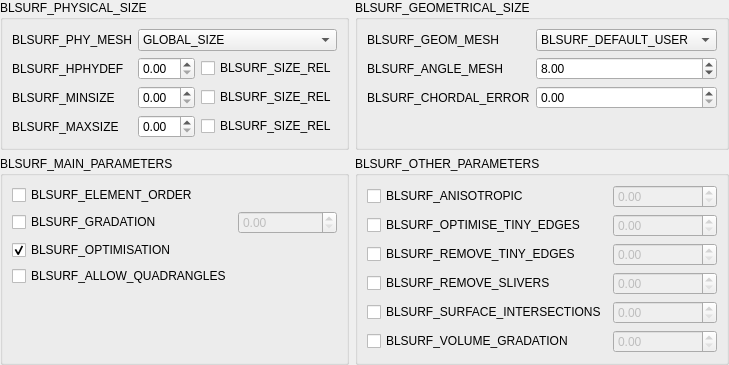
First picture: the form in src/GUI/BLSURFPluginGUI_StdWidget_QTD.ui, repository SalomePlatform/blsurfplugin, before the edit.
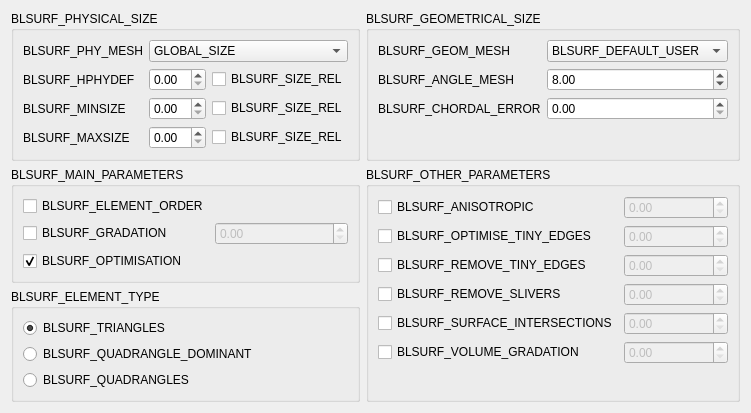
Second picture: the form after the edit. Custom widgets are drawn as their Qt base class.

Commit message: Add full-quadrangles support, available since MeshGems v2.5

```diff
--- a/src/GUI/BLSURFPluginGUI_StdWidget_QTD.ui
+++ b/src/GUI/BLSURFPluginGUI_StdWidget_QTD.ui
@@ -7,23 +7,11 @@
    <rect>
     <x>0</x>
     <y>0</y>
-    <width>667</width>
-    <height>342</height>
+    <width>723</width>
+    <height>399</height>
    </rect>
   </property>
   <layout class="QGridLayout" name="gridLayout_5">
-   <property name="leftMargin">
-    <number>0</number>
-   </property>
-   <property name="topMargin">
-    <number>0</number>
-   </property>
-   <property name="rightMargin">
-    <number>0</number>
-   </property>
-   <property name="bottomMargin">
-    <number>0</number>
-   </property>
    <item row="0" column="0">
     <widget class="QGroupBox" name="groupBox">
      <property name="title">
@@ -167,7 +155,7 @@
          <string>BLSURF_GEOM_MESH_TOOLTIP</string>
         </property>
         <property name="currentText">
-         <string>GLOBAL_SIZE</string>
+         <string>BLSURF_DEFAULT_USER</string>
         </property>
         <item>
          <property name="text">
@@ -249,19 +237,29 @@
       <string>BLSURF_MAIN_PARAMETERS</string>
      </property>
      <layout class="QGridLayout" name="gridLayout_3">
-      <item row="2" column="0">
-       <widget class="QCheckBox" name="myOptimizeMesh">
+      <item row="1" column="0">
+       <widget class="QCheckBox" name="myUseGradation">
         <property name="toolTip">
-         <string>BLSURF_OPTIMISATION_TOOLTIP</string>
+         <string>BLSURF_GRADATION_TOOLTIP</string>
         </property>
         <property name="text">
-         <string>BLSURF_OPTIMISATION</string>
-        </property>
-        <property name="checked">
-         <bool>true</bool>
+         <string>BLSURF_GRADATION</string>
         </property>
        </widget>
       </item>
+      <item row="3" column="0">
+       <spacer name="verticalSpacer_3">
+        <property name="orientation">
+         <enum>Qt::Vertical</enum>
+        </property>
+        <property name="sizeHint" stdset="0">
+         <size>
+          <width>20</width>
+          <height>55</height>
+         </size>
+        </property>
+       </spacer>
+      </item>
       <item row="0" column="0">
        <widget class="QCheckBox" name="myQuadraticMesh">
         <property name="toolTip">
@@ -279,43 +277,23 @@
         </property>
        </widget>
       </item>
-      <item row="4" column="0">
-       <spacer name="verticalSpacer_3">
-        <property name="orientation">
-         <enum>Qt::Vertical</enum>
-        </property>
-        <property name="sizeHint" stdset="0">
-         <size>
-          <width>20</width>
-          <height>55</height>
-         </size>
-        </property>
-       </spacer>
-      </item>
-      <item row="1" column="0">
-       <widget class="QCheckBox" name="myUseGradation">
+      <item row="2" column="0">
+       <widget class="QCheckBox" name="myOptimizeMesh">
         <property name="toolTip">
-         <string>BLSURF_GRADATION_TOOLTIP</string>
+         <string>BLSURF_OPTIMISATION_TOOLTIP</string>
         </property>
         <property name="text">
-         <string>BLSURF_GRADATION</string>
+         <string>BLSURF_OPTIMISATION</string>
         </property>
-       </widget>
-      </item>
-      <item row="3" column="0">
-       <widget class="QCheckBox" name="myAllowQuadrangles">
-        <property name="toolTip">
-         <string>BLSURF_ALLOW_QUADRANGLES_TOOLTIP</string>
-        </property>
-        <property name="text">
-         <string>BLSURF_ALLOW_QUADRANGLES</string>
+        <property name="checked">
+         <bool>true</bool>
         </property>
        </widget>
       </item>
      </layout>
     </widget>
    </item>
-   <item row="1" column="1">
+   <item row="1" column="1" rowspan="2">
     <widget class="QGroupBox" name="groupBox_3">
      <property name="title">
       <string>BLSURF_OTHER_PARAMETERS</string>
@@ -439,6 +417,70 @@
      </layout>
     </widget>
    </item>
+   <item row="2" column="0">
+    <widget class="QGroupBox" name="groupBox_4">
+     <property name="title">
+      <string>BLSURF_ELEMENT_TYPE</string>
+     </property>
+     <layout class="QVBoxLayout" name="verticalLayout">
+      <item>
+       <widget class="QRadioButton" name="myRadioButtonTriangles">
+        <property name="toolTip">
+         <string>BLSURF_TRIANGLES_TOOLTIP</string>
+        </property>
+        <property name="text">
+         <string>BLSURF_TRIANGLES</string>
+        </property>
+        <property name="checked">
+         <bool>true</bool>
+        </property>
+        <attribute name="buttonGroup">
+         <string notr="true">myButtonGroupElementType</string>
+        </attribute>
+       </widget>
+      </item>
+      <item>
+       <widget class="QRadioButton" name="myRadioButtonQuadrangleDominant">
+        <property name="toolTip">
+         <string>BLSURF_ALLOW_QUADRANGLES_TOOLTIP</string>
+        </property>
+        <property name="text">
+         <string>BLSURF_QUADRANGLE_DOMINANT</string>
+        </property>
+        <attribute name="buttonGroup">
+         <string notr="true">myButtonGroupElementType</string>
+        </attribute>
+       </widget>
+      </item>
+      <item>
+       <widget class="QRadioButton" name="myRadioButtonQuadrangles">
+        <property name="toolTip">
+         <string>BLSURF_QUADRANGLES_TOOLTIP</string>
+        </property>
+        <property name="text">
+         <string>BLSURF_QUADRANGLES</string>
+        </property>
+        <attribute name="buttonGroup">
+         <string notr="true">myButtonGroupElementType</string>
+        </attribute>
+       </widget>
+      </item>
+      <item>
+       <spacer name="verticalSpacer_6">
+        <property name="orientation">
+         <enum>Qt::Vertical</enum>
+        </property>
+        <property name="sizeHint" stdset="0">
+         <size>
+          <width>20</width>
+          <height>3</height>
+         </size>
+        </property>
+       </spacer>
+      </item>
+     </layout>
+    </widget>
+   </item>
   </layout>
  </widget>
  <customwidgets>
```
Left out of the diff: 4 changed lines with no effect on the pictures. The commit also changes 18 other files.
